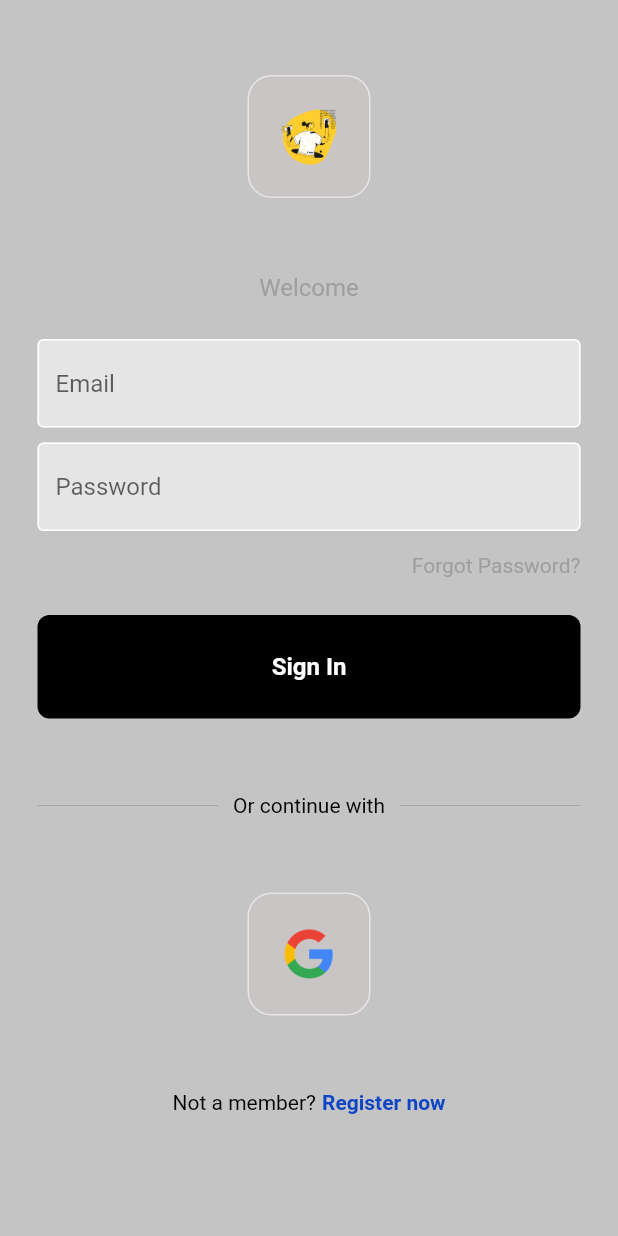
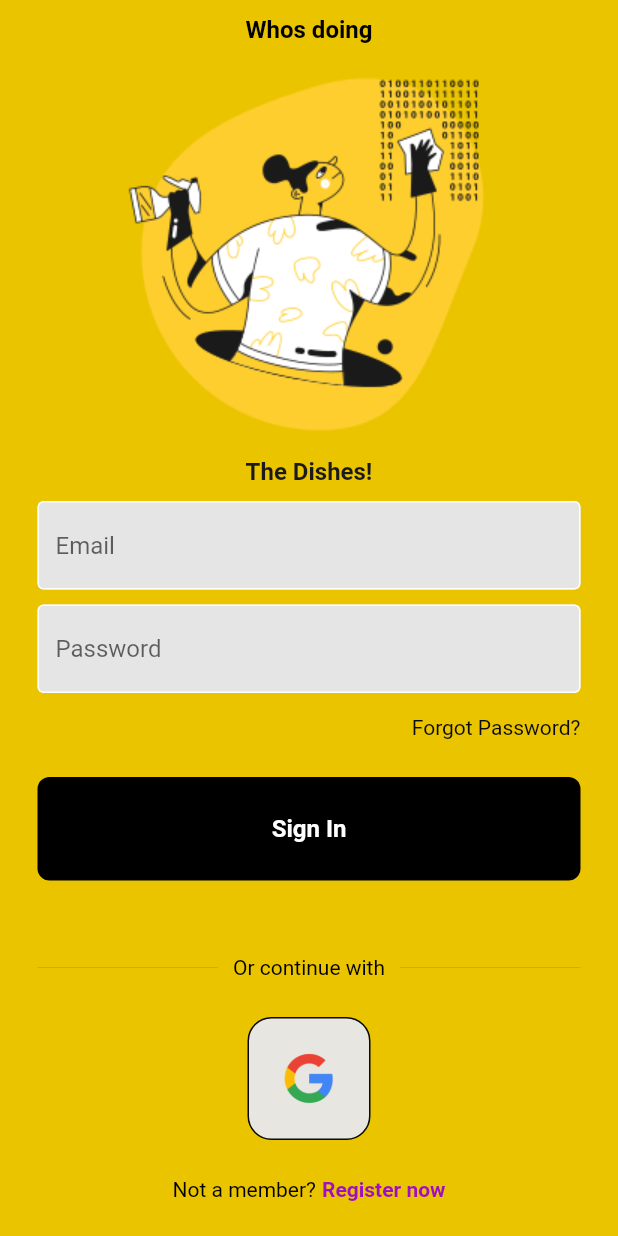
Before and after one commit to 8maziar/who-is-doing-the-dishes-app, a Flutter app: the screen it shows after launch, on a phone screen of 412 x 824 dp. Run offline on Flutter 3.47's test engine with Material 2 defaults, Android fonts, the phone set to English and light mode, and no system bars; our stand-ins replace firebase_auth, firebase_core, google_sign_in; accounts and stored records are empty.

Commit message:
google sign in and email log in

```diff
--- a/lib/components/mytextfield.dart
+++ b/lib/components/mytextfield.dart
@@ -1,6 +1,7 @@
 import 'package:flutter/material.dart';
 
 class MyTextField extends StatelessWidget {
+  // ignore: prefer_typing_uninitialized_variables
   final controller;
   final String hintText;
   final bool obscureText;
--- a/lib/components/squaretile.dart
+++ b/lib/components/squaretile.dart
@@ -2,21 +2,29 @@ import 'package:flutter/material.dart';
 
 class SquareTile extends StatelessWidget {
   final String imagePath;
-  const SquareTile({super.key, required this.imagePath});
+  final Function()? onTap;
+  const SquareTile({
+    super.key,
+    required this.imagePath,
+    required this.onTap,
+    });
 
   @override
   Widget build(BuildContext context) {
-    return Container(
-      padding: EdgeInsets.all(20),
+    return GestureDetector(
+      onTap: onTap,
+      child: Container(
+        padding: const EdgeInsets.all(20),
         decoration: BoxDecoration(
-        border: Border.all(color: Color.fromARGB(255, 231, 229, 229)),
+          border: Border.all(color: const Color.fromARGB(255, 8, 8, 8)),
           borderRadius: BorderRadius.circular(16),
-        color: Color.fromARGB(255, 201, 197, 197),
+          color: const Color.fromARGB(255, 231, 230, 225),
         ),
         child: Image.asset(
           imagePath,
           height: 40,
         ),
+      ),
     );
   }
 }
--- a/lib/pages/home_page.dart
+++ b/lib/pages/home_page.dart
@@ -17,11 +17,11 @@ class HomePage extends StatelessWidget {
         actions: [
           IconButton(
             onPressed: signUserOut,
-            icon: Icon(Icons.logout),
+            icon: const Icon(Icons.logout),
             )
         ],
       ),
-      body: Center(child: Text('LOGGED IN AS: '+ user.email!,
+      body: Center(child: Text('LOGGED IN AS: ${user.email!}',
       )),
     );
   }
--- a/lib/pages/login_or_register_page.dart
+++ b/lib/pages/login_or_register_page.dart
@@ -1,6 +1,5 @@
 
 import 'package:flutter/material.dart';
-
 import 'login_page.dart';
 import 'register_page.dart';
 
--- a/lib/pages/login_page.dart
+++ b/lib/pages/login_page.dart
@@ -1,5 +1,6 @@
 import 'package:firebase_auth/firebase_auth.dart';
 import 'package:flutter/material.dart';
+import 'package:whos_doing_the_dishes/services/auth_service.dart';
 
 import '../components/mybutton.dart';
 import '../components/mytextfield.dart';
@@ -7,7 +8,7 @@ import '../components/squaretile.dart';
 
 class LoginPage extends StatefulWidget {
   final Function()? onTap;
-  LoginPage({super.key, required this.onTap});
+  const LoginPage({super.key, required this.onTap});
 
   @override
   State<LoginPage> createState() => _LoginPageState();
@@ -37,12 +38,12 @@ class _LoginPageState extends State<LoginPage> {
         password: passwordController.text,
       );
 
+      // ignore: use_build_context_synchronously
       Navigator.pop(context);
     } on FirebaseAuthException catch (e) {
      //show err
      showErrorMessage(e.code);
     }
-    Navigator.pop(context);
     //stop the circle
   }
 
@@ -69,23 +70,31 @@ class _LoginPageState extends State<LoginPage> {
   @override
   Widget build(BuildContext context) {
     return Scaffold(
-      backgroundColor: const Color.fromARGB(255, 196, 196, 196),
+      backgroundColor: Color.fromARGB(255, 235, 196, 0),
       body: SafeArea(
         child: SingleChildScrollView(
           child: Column(
             mainAxisAlignment: MainAxisAlignment.center,
             children: [
-              const SizedBox(height: 50),
-              const SquareTile(imagePath: 'lib/images/logo.png'),
-              const SizedBox(height: 50),
+              const SizedBox(height: 10),
+              const Text('Whos doing',
+              style: TextStyle(
+                color: Colors.black,
+                fontSize: 16,
+                fontWeight: FontWeight.bold
+              ),),
+              const SizedBox(height: 10),
+              Image.asset('lib/images/logo.png'),
+              const SizedBox(height: 10),
               const Text(
-                'Welcome',
+                'The Dishes!',
                 style: TextStyle(
-                  color: Colors.grey,
+                  color: Color.fromARGB(255, 27, 26, 26),
                   fontSize: 16,
+                  fontWeight: FontWeight.bold,
                 ),
               ),
-              const SizedBox(height: 25),
+              const SizedBox(height: 10),
               MyTextField(
                 controller: emailController,
                 hintText: 'Email',
@@ -105,7 +114,7 @@ class _LoginPageState extends State<LoginPage> {
                   children: [
                     Text(
                       'Forgot Password?',
-                      style: TextStyle(color: Colors.grey),
+                      style: TextStyle(color: Color.fromARGB(255, 11, 11, 11)),
                     ),
                   ],
                 ),
@@ -142,17 +151,19 @@ class _LoginPageState extends State<LoginPage> {
                   ],
                 ),
               ),
-              const SizedBox(height: 50),
-              const Row(
+              const SizedBox(height: 25),
+              Row(
                 mainAxisAlignment: MainAxisAlignment.center,
                 children: [
-                  SquareTile(imagePath: 'lib/images/pngwing.com.png'),
+                  SquareTile(
+                    onTap: () => AuthService().signInWithGoogle(),
+                    imagePath: 'lib/images/pngwing.com.png'),
 
 
                 ],
               ),
               const SizedBox(
-                height: 50,
+                height: 25,
               ),
                Row(
                 mainAxisAlignment: MainAxisAlignment.center,
@@ -169,7 +180,7 @@ class _LoginPageState extends State<LoginPage> {
                     child: const Text(
                       'Register now',
                       style: TextStyle(
-                          color: Color.fromARGB(255, 14, 69, 197),
+                          color: Color.fromARGB(255, 157, 14, 197),
                           fontWeight: FontWeight.bold),
                     ),
                   )
--- a/pubspec.yaml
+++ b/pubspec.yaml
@@ -38,6 +38,7 @@ dependencies:
   firebase_core: ^2.15.0
   firebase_auth: ^4.7.2
   cloud_firestore: ^4.8.4
+  google_sign_in: ^6.1.4
 
 dev_dependencies:
   flutter_test:
```
Also changed, not shown: lib/pages/register_page.dart (+17 -30 lines), lib/services/auth_service.dart (added, +18 -0 lines), pubspec.lock, 1 other file. Lines whose indentation alone changed are shown as unchanged.
